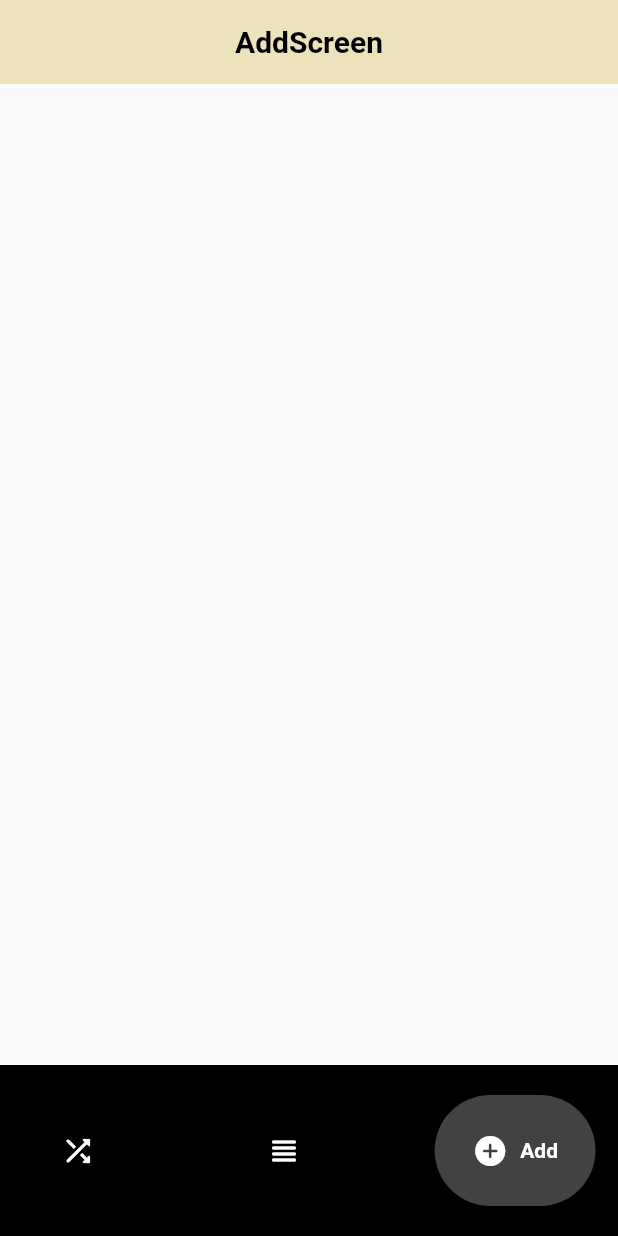
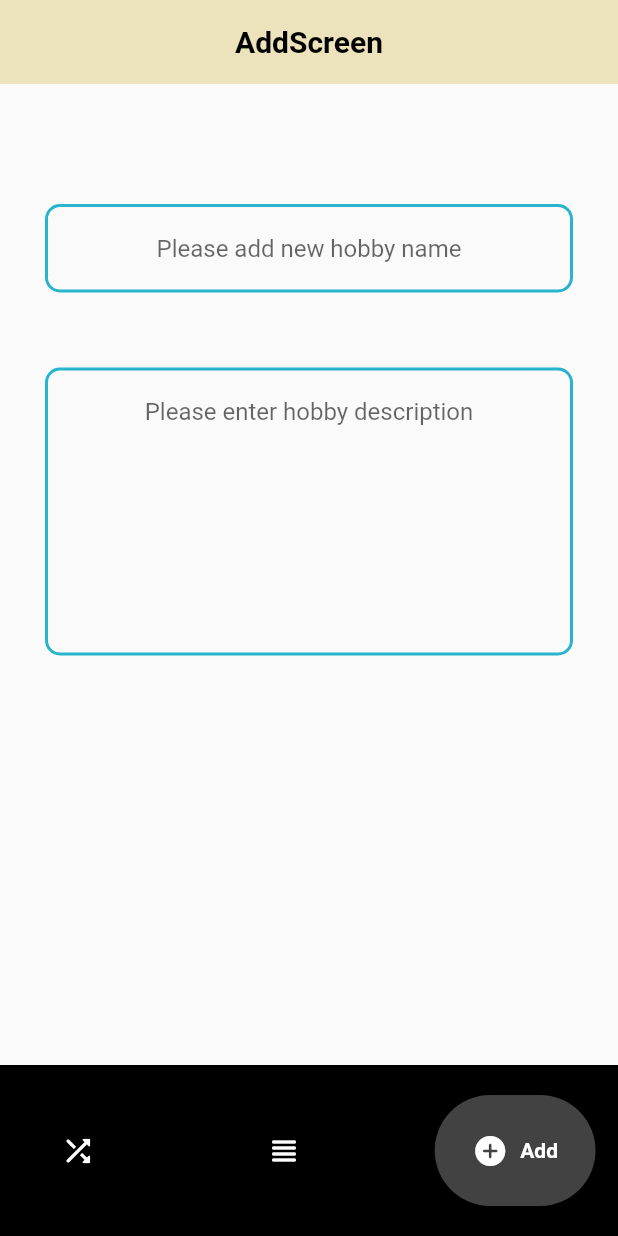
Before and after one commit to AnJasid/hobby_picker, a Flutter app: the screen it shows after launch, item 3 of the bottom bar chosen, on a phone screen of 412 x 824 dp. Run offline on Flutter 3.47's test engine with Material 2 defaults, Android fonts, the phone set to English and light mode, and no system bars; drawn by our look-alikes of google_nav_bar.

Commit message:
update on add_screen.dart: add TextField widget

```diff
--- a/lib/screens/add_screen.dart
+++ b/lib/screens/add_screen.dart
@@ -18,6 +18,60 @@ class AddScreen extends StatelessWidget {
           ),
         ),
       ),
+      body: Center(
+        child: Padding(
+          padding: const EdgeInsets.all(30),
+          child: Column(
+            children: [
+              const SizedBox(height: 50),
+              TextField(
+                textAlign: TextAlign.center,
+                decoration: InputDecoration(
+                  hintText: 'Please add new hobby name',
+                  alignLabelWithHint: true,
+                  enabledBorder: OutlineInputBorder(
+                    borderRadius: BorderRadius.circular(10),
+                    borderSide: const BorderSide(
+                      color: Color(0xFF28b4cc),
+                      width: 2.0,
+                    ),
+                  ),
+                  focusedBorder: OutlineInputBorder(
+                    borderRadius: BorderRadius.circular(10),
+                    borderSide: const BorderSide(
+                      color: Color(0xFF28b4cc),
+                      width: 2.0,
+                    ),
+                  ),
+                ),
+              ),
+              const SizedBox(height: 50),
+              TextField(
+                textAlign: TextAlign.center,
+                maxLines: 8,
+                decoration: InputDecoration(
+                  hintText: 'Please enter hobby description',
+                  alignLabelWithHint: true,
+                  enabledBorder: OutlineInputBorder(
+                    borderRadius: BorderRadius.circular(10),
+                    borderSide: const BorderSide(
+                      color: Color(0xFF28b4cc),
+                      width: 2.0,
+                    ),
+                  ),
+                  focusedBorder: OutlineInputBorder(
+                    borderRadius: BorderRadius.circular(10),
+                    borderSide: const BorderSide(
+                      color: Color(0xFF28b4cc),
+                      width: 2.0,
+                    ),
+                  ),
+                ),
+              ),
+            ],
+          ),
+        ),
+      ),
     );
   }
 }
```
